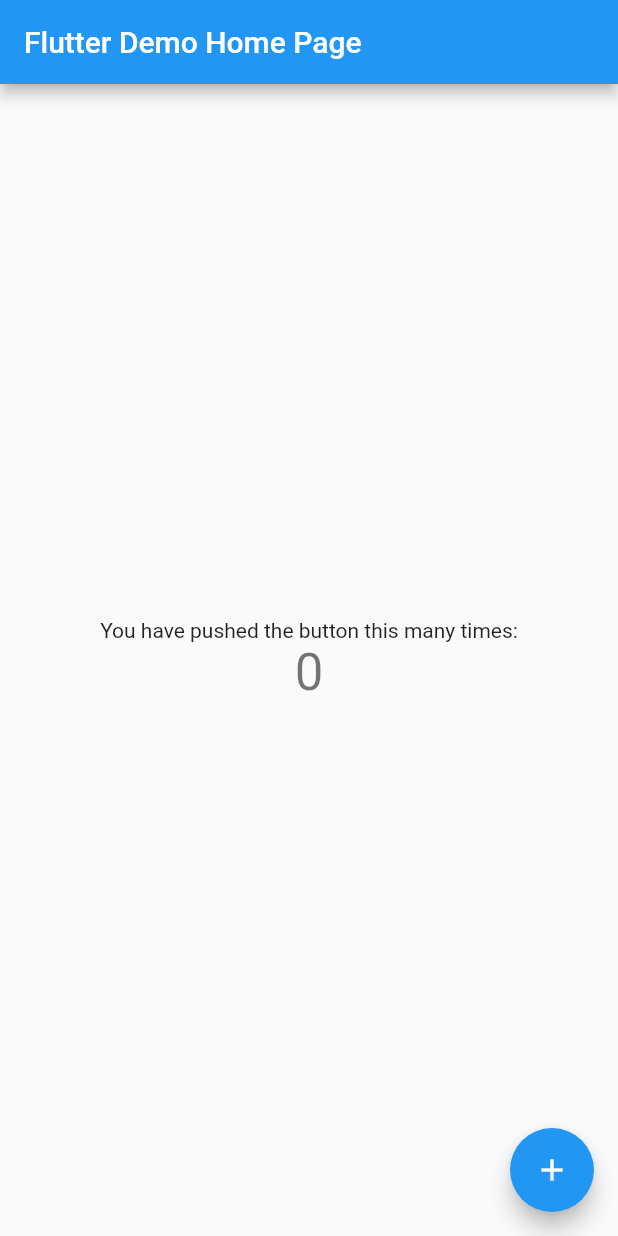
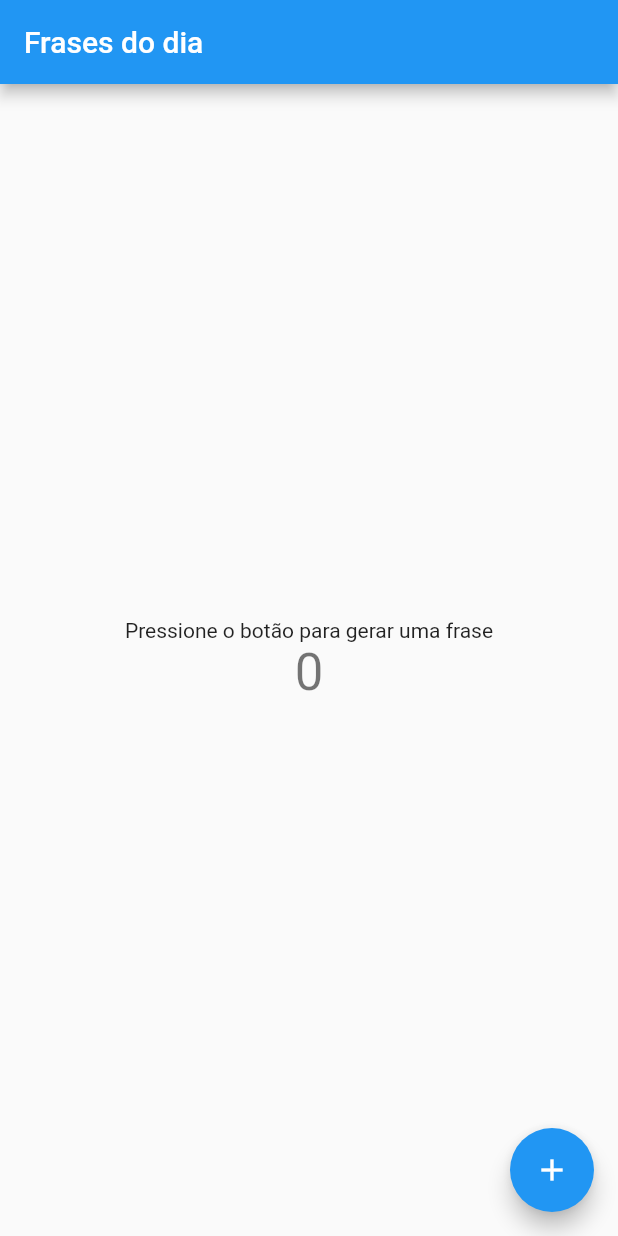
Before and after one commit to danielfmpc/frase_motivacional, a Flutter app: the screen it shows after launch, on a phone screen of 412 x 824 dp. Run offline on Flutter 3.47's test engine with Material 2 defaults, Android fonts, the phone set to English and light mode, and no system bars.

Commit message:
Modificando os textos

```diff
--- a/lib/main.dart
+++ b/lib/main.dart
@@ -11,7 +11,7 @@ class MyApp extends StatelessWidget {
       theme: ThemeData(
         primarySwatch: Colors.blue,
       ),
-      home: MyHomePage(title: 'Flutter Demo Home Page'),
+      home: MyHomePage(title: 'Frases do dia'),
     );
   }
 }
@@ -47,7 +47,7 @@ class _MyHomePageState extends State<MyHomePage> {
           mainAxisAlignment: MainAxisAlignment.center,
           children: <Widget>[
             Text(
-              'You have pushed the button this many times:',
+              'Pressione o botão para gerar uma frase',
             ),
             Text(
               '$_counter',
```
